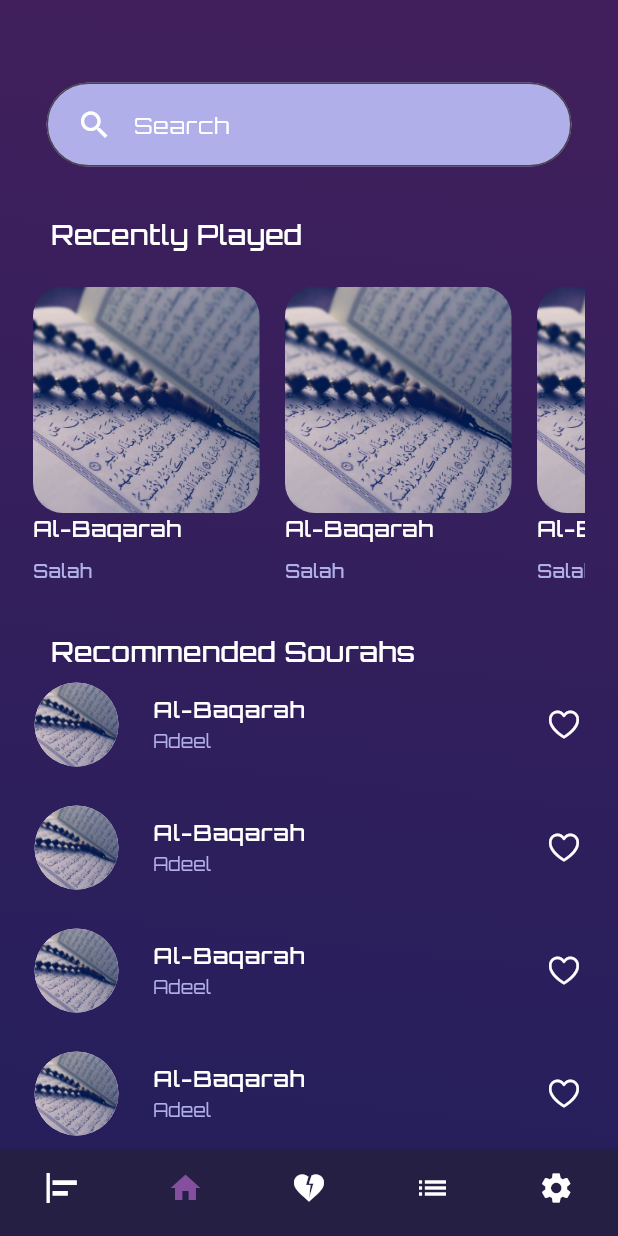
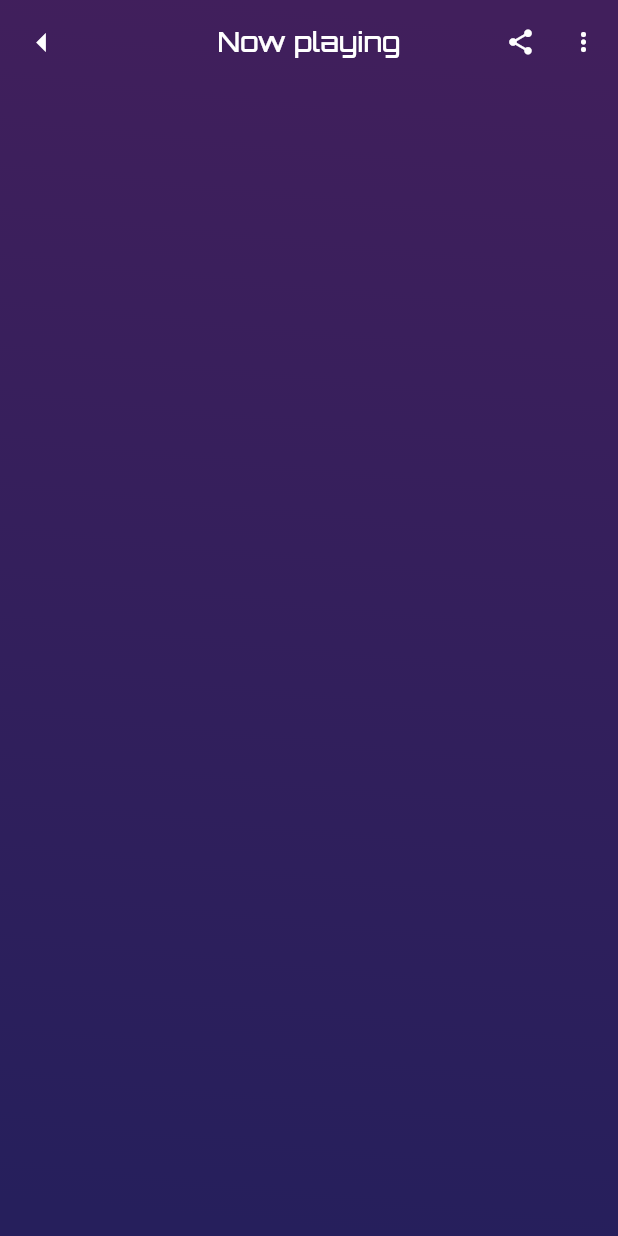
Before and after one commit to salahswidan/audio_player_app, a Flutter app: the MainHomeScreen screen opened by its route, item 2 of the bottom bar chosen, after a tap on "Al-Baqarah", on a phone screen of 412 x 824 dp. Run offline on Flutter 3.47's test engine with Material 3 defaults, Android fonts, the phone set to English and light mode, and no system bars.

Commit message:
custom app bar to play soure screen

```diff
--- /dev/null
+++ b/lib/controller/home_page_controlller.dart
@@ -0,0 +1,12 @@
+import 'package:flutter/material.dart';
+
+import '../core/resourses/routes_managers.dart';
+
+class HomePageControlller {
+  static void naviagtorToPlaySouraScreen(BuildContext context){
+
+                    Navigator.pushReplacementNamed(
+                        context, RouteNames.kPlaySouraScreen);
+
+  }
+}
--- a/lib/core/resourses/routes_managers.dart
+++ b/lib/core/resourses/routes_managers.dart
@@ -1,5 +1,6 @@
 import 'package:audio_player_app/features/main_home/screens/main_home_screen.dart';
 import 'package:audio_player_app/features/on_boarding/screens/on_boarding_screen.dart';
+import 'package:audio_player_app/features/play_soura/screens/play_music_screen.dart';
 import 'package:flutter/material.dart';
 
 import '../../features/splash/screens/splash_screen.dart';
@@ -9,6 +10,7 @@ class RoutesManagers {
     RouteNames.kSplashScreen: (context) => const SplashScreen(),
     RouteNames.kOnBoardingScreen: (context) => const OnBoardingScreen(),
     RouteNames.kHomeScreen: (context) => const MainHomeScreen(),
+    RouteNames.kPlaySouraScreen: (context) => const PlayMusicScreen(),
   };
 }
 
@@ -16,6 +18,7 @@ class RouteNames {
   static const String kSplashScreen = '/kSplashScreen';
   static const String kOnBoardingScreen = '/kOnBoardingScreen';
   static const String kHomeScreen = '/kHomeScreen';
+  static const String kPlaySouraScreen = '/kPlaySouraScreen';
 
   // static const String home = '/home';
 }
--- a/lib/features/main_home/screens/home_page.dart
+++ b/lib/features/main_home/screens/home_page.dart
@@ -1,3 +1,4 @@
+import 'package:audio_player_app/controller/home_page_controlller.dart';
 import 'package:audio_player_app/features/main_home/widgets/custom_recently_sourahs_card.dart';
 import 'package:audio_player_app/models/soura_model.dart';
 import 'package:flutter/cupertino.dart';
@@ -34,6 +35,9 @@ class HomePage extends StatelessWidget {
               height: 22,
             ),
             CustomSearchDetails(
+              onTap: () {
+                HomePageControlller.naviagtorToPlaySouraScreen(context);
+              },
               itemCount: 3,
               souraModel: SouraModel(
                   image: "assets/images/quran_image/qu3.jpg",
--- a/lib/features/main_home/widgets/custom_search_details.dart
+++ b/lib/features/main_home/widgets/custom_search_details.dart
@@ -1,3 +1,4 @@
+import 'package:audio_player_app/core/resourses/routes_managers.dart';
 import 'package:audio_player_app/models/soura_model.dart';
 import 'package:flutter/material.dart';
 
@@ -5,10 +6,11 @@ class CustomSearchDetails extends StatelessWidget {
   CustomSearchDetails({
     super.key,
     required this.souraModel,
-    required this.itemCount,
+    required this.itemCount, required this.onTap,
   });
   final SouraModel souraModel;
   final int itemCount;
+  final GestureTapCallback onTap;
   @override
   Widget build(BuildContext context) {
     return SizedBox(
@@ -19,7 +21,7 @@ class CustomSearchDetails extends StatelessWidget {
             //shrinkWrap: true,
             scrollDirection: Axis.horizontal,
             itemBuilder: (context, index) => GestureDetector(
-                  onTap: () {},
+                  onTap:onTap,
                   child: Container(
                     child: Column(
                       crossAxisAlignment: CrossAxisAlignment.start,
--- /dev/null
+++ b/lib/features/play_soura/screens/play_music_screen.dart
@@ -0,0 +1,26 @@
+import 'package:audio_player_app/features/play_soura/widgets/custom_app_bar_play_soura_screen.dart';
+import 'package:flutter/material.dart';
+
+import '../../../core/resourses/color_managers.dart';
+
+class PlayMusicScreen extends StatelessWidget {
+  const PlayMusicScreen({super.key});
+
+  @override
+  Widget build(BuildContext context) {
+    return Scaffold(
+        extendBodyBehindAppBar:
+            true, // to make the background color cover the app bar
+        appBar: CustomAppBarPlaySouraScreen(),
+        body: Container(
+          decoration: BoxDecoration(
+              gradient: LinearGradient(
+                  begin: Alignment(0.20, -0.98),
+                  end: Alignment(-0.20, 0.98),
+                  colors: [
+                ColorManagers.kPrimaryColor,
+                ColorManagers.kDarkBlueeColor
+              ])),
+        ));
+  }
+}
--- /dev/null
+++ b/lib/features/play_soura/widgets/custom_app_bar_play_soura_screen.dart
@@ -0,0 +1,49 @@
+
+import 'package:flutter/material.dart';
+
+class CustomAppBarPlaySouraScreen extends StatelessWidget
+    implements PreferredSizeWidget {
+  const CustomAppBarPlaySouraScreen({
+    super.key,
+  });
+
+  @override
+  Widget build(BuildContext context) {
+    return AppBar(
+      centerTitle: true,
+      leading: Icon(
+        Icons.arrow_left,
+        color: Colors.white,
+        size: 30,
+      ),
+      title: Text(
+        "Now playing",
+        style: TextStyle(
+            color: Colors.white, fontSize: 18, fontWeight: FontWeight.w500),
+      ),
+      actions: [
+        Icon(
+          Icons.share,
+          color: Colors.white,
+          size: 20,
+        ),
+        SizedBox(
+          width: 22,
+        ),
+        Icon(
+          Icons.more_vert_rounded,
+          color: Colors.white,
+          size: 20,
+        ),
+        SizedBox(
+          width: 13,
+        ),
+      ],
+      backgroundColor: Colors.transparent,
+    );
+  }
+
+  @override
+  // TODO: implement preferredSize
+  Size get preferredSize => Size.fromHeight(kToolbarHeight);
+}
```
